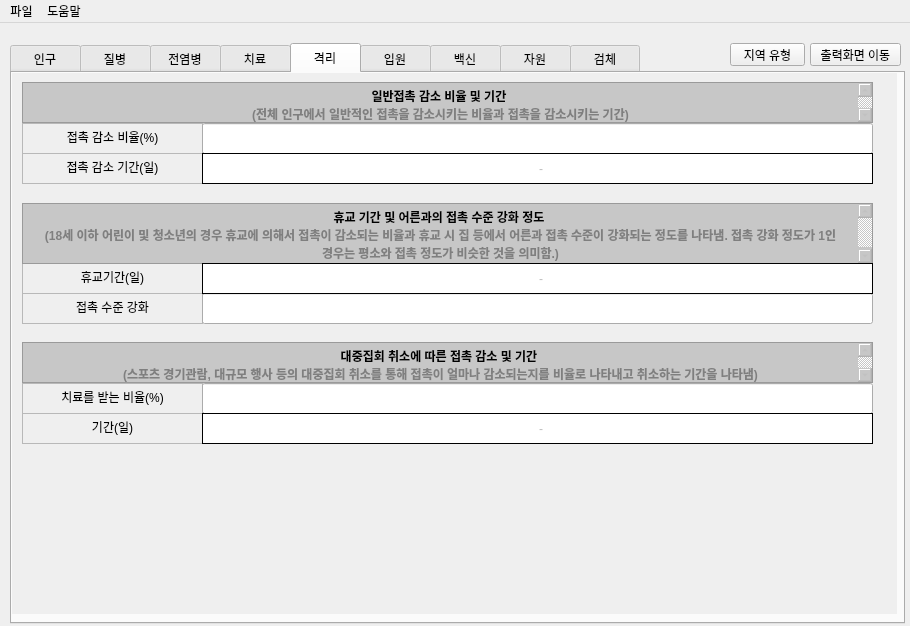
First picture: the form in KFLU/mainwindow.ui, repository Jooss287/K-Flu, before the edit.
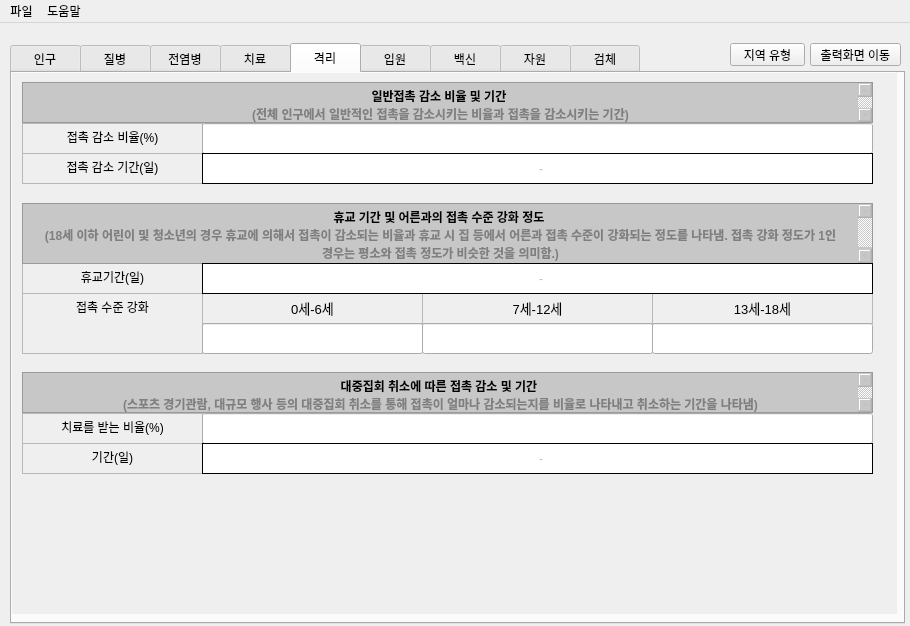
Second picture: the form after the edit. The open tabs and pages were chosen to show the change. Custom widgets are drawn as their Qt base class.

Patch:
```diff
--- a/KFLU/mainwindow.ui
+++ b/KFLU/mainwindow.ui
@@ -1388,7 +1388,6 @@
       <zorder>input_Age65toEnd</zorder>
       <zorder>input_AbsentRatio7to12</zorder>
       <zorder>input_AbsentRatio13to18</zorder>
-      <zorder>csvWidget</zorder>
      </widget>
      <widget class="QWidget" name="tab_2">
       <property name="autoFillBackground">
@@ -3832,7 +3831,7 @@
            <x>10</x>
            <y>220</y>
            <width>181</width>
-           <height>31</height>
+           <height>61</height>
           </rect>
          </property>
          <property name="html">
@@ -3850,7 +3849,7 @@
          <property name="geometry">
           <rect>
            <x>10</x>
-           <y>310</y>
+           <y>340</y>
            <width>181</width>
            <height>31</height>
           </rect>
@@ -3870,7 +3869,7 @@
          <property name="geometry">
           <rect>
            <x>10</x>
-           <y>340</y>
+           <y>370</y>
            <width>181</width>
            <height>31</height>
           </rect>
@@ -3890,7 +3889,7 @@
          <property name="geometry">
           <rect>
            <x>10</x>
-           <y>269</y>
+           <y>299</y>
            <width>851</width>
            <height>41</height>
           </rect>
@@ -3946,12 +3945,12 @@
           <set>Qt::AlignCenter</set>
          </property>
         </widget>
-        <widget class="QLineEdit" name="input_SchoolCloseContact">
+        <widget class="QLineEdit" name="input_SchoolCloseContact0to6">
          <property name="geometry">
           <rect>
            <x>190</x>
-           <y>220</y>
-           <width>671</width>
+           <y>250</y>
+           <width>221</width>
            <height>31</height>
           </rect>
          </property>
@@ -3969,7 +3968,7 @@
          <property name="geometry">
           <rect>
            <x>190</x>
-           <y>310</y>
+           <y>340</y>
            <width>671</width>
            <height>31</height>
           </rect>
@@ -4152,7 +4151,7 @@
          <property name="geometry">
           <rect>
            <x>190</x>
-           <y>340</y>
+           <y>370</y>
            <width>671</width>
            <height>31</height>
           </rect>
@@ -4230,6 +4229,124 @@
           </property>
          </widget>
         </widget>
+        <widget class="QTextEdit" name="textEdit_24">
+         <property name="enabled">
+          <bool>false</bool>
+         </property>
+         <property name="geometry">
+          <rect>
+           <x>190</x>
+           <y>220</y>
+           <width>221</width>
+           <height>31</height>
+          </rect>
+         </property>
+         <property name="html">
+          <string>&lt;!DOCTYPE HTML PUBLIC &quot;-//W3C//DTD HTML 4.0//EN&quot; &quot;http://www.w3.org/TR/REC-html40/strict.dtd&quot;&gt;
+&lt;html&gt;&lt;head&gt;&lt;meta name=&quot;qrichtext&quot; content=&quot;1&quot; /&gt;&lt;style type=&quot;text/css&quot;&gt;
+p, li { white-space: pre-wrap; }
+&lt;/style&gt;&lt;/head&gt;&lt;body style=&quot; font-family:'맑은 고딕'; font-size:8.25pt; font-weight:400; font-style:normal;&quot;&gt;
+&lt;p align=&quot;center&quot; style=&quot; margin-top:0px; margin-bottom:0px; margin-left:0px; margin-right:0px; -qt-block-indent:0; text-indent:0px;&quot;&gt;&lt;span style=&quot; font-size:10pt; color:#000000;&quot;&gt;0세-6세&lt;/span&gt;&lt;/p&gt;&lt;/body&gt;&lt;/html&gt;</string>
+         </property>
+        </widget>
+        <widget class="QTextEdit" name="textEdit_27">
+         <property name="enabled">
+          <bool>false</bool>
+         </property>
+         <property name="geometry">
+          <rect>
+           <x>410</x>
+           <y>220</y>
+           <width>231</width>
+           <height>31</height>
+          </rect>
+         </property>
+         <property name="html">
+          <string>&lt;!DOCTYPE HTML PUBLIC &quot;-//W3C//DTD HTML 4.0//EN&quot; &quot;http://www.w3.org/TR/REC-html40/strict.dtd&quot;&gt;
+&lt;html&gt;&lt;head&gt;&lt;meta name=&quot;qrichtext&quot; content=&quot;1&quot; /&gt;&lt;style type=&quot;text/css&quot;&gt;
+p, li { white-space: pre-wrap; }
+&lt;/style&gt;&lt;/head&gt;&lt;body style=&quot; font-family:'맑은 고딕'; font-size:8.25pt; font-weight:400; font-style:normal;&quot;&gt;
+&lt;p align=&quot;center&quot; style=&quot; margin-top:0px; margin-bottom:0px; margin-left:0px; margin-right:0px; -qt-block-indent:0; text-indent:0px;&quot;&gt;&lt;span style=&quot; font-size:10pt; color:#000000;&quot;&gt;7세-12세&lt;/span&gt;&lt;/p&gt;&lt;/body&gt;&lt;/html&gt;</string>
+         </property>
+        </widget>
+        <widget class="QTextEdit" name="textEdit_29">
+         <property name="enabled">
+          <bool>false</bool>
+         </property>
+         <property name="geometry">
+          <rect>
+           <x>640</x>
+           <y>220</y>
+           <width>221</width>
+           <height>31</height>
+          </rect>
+         </property>
+         <property name="html">
+          <string>&lt;!DOCTYPE HTML PUBLIC &quot;-//W3C//DTD HTML 4.0//EN&quot; &quot;http://www.w3.org/TR/REC-html40/strict.dtd&quot;&gt;
+&lt;html&gt;&lt;head&gt;&lt;meta name=&quot;qrichtext&quot; content=&quot;1&quot; /&gt;&lt;style type=&quot;text/css&quot;&gt;
+p, li { white-space: pre-wrap; }
+&lt;/style&gt;&lt;/head&gt;&lt;body style=&quot; font-family:'맑은 고딕'; font-size:8.25pt; font-weight:400; font-style:normal;&quot;&gt;
+&lt;p align=&quot;center&quot; style=&quot; margin-top:0px; margin-bottom:0px; margin-left:0px; margin-right:0px; -qt-block-indent:0; text-indent:0px;&quot;&gt;&lt;span style=&quot; font-size:10pt; color:#000000;&quot;&gt;13세-18세&lt;/span&gt;&lt;/p&gt;&lt;/body&gt;&lt;/html&gt;</string>
+         </property>
+        </widget>
+        <widget class="QLineEdit" name="input_SchoolCloseContact7to12">
+         <property name="geometry">
+          <rect>
+           <x>410</x>
+           <y>250</y>
+           <width>231</width>
+           <height>31</height>
+          </rect>
+         </property>
+         <property name="text">
+          <string/>
+         </property>
+         <property name="maxLength">
+          <number>20</number>
+         </property>
+         <property name="alignment">
+          <set>Qt::AlignCenter</set>
+         </property>
+        </widget>
+        <widget class="QLineEdit" name="input_SchoolCloseContact13to18">
+         <property name="geometry">
+          <rect>
+           <x>640</x>
+           <y>250</y>
+           <width>221</width>
+           <height>31</height>
+          </rect>
+         </property>
+         <property name="text">
+          <string/>
+         </property>
+         <property name="maxLength">
+          <number>20</number>
+         </property>
+         <property name="alignment">
+          <set>Qt::AlignCenter</set>
+         </property>
+        </widget>
+        <zorder>textEdit_144</zorder>
+        <zorder>textEdit_145</zorder>
+        <zorder>textEdit_147</zorder>
+        <zorder>textEdit_148</zorder>
+        <zorder>textEdit_162</zorder>
+        <zorder>textEdit_168</zorder>
+        <zorder>textEdit_169</zorder>
+        <zorder>textEdit_170</zorder>
+        <zorder>textEdit_178</zorder>
+        <zorder>input_contactReduct</zorder>
+        <zorder>input_gatheringCancel</zorder>
+        <zorder>widget_4</zorder>
+        <zorder>widget_7</zorder>
+        <zorder>textEdit_24</zorder>
+        <zorder>textEdit_27</zorder>
+        <zorder>textEdit_29</zorder>
+        <zorder>widget_6</zorder>
+        <zorder>input_SchoolCloseContact0to6</zorder>
+        <zorder>input_SchoolCloseContact7to12</zorder>
+        <zorder>input_SchoolCloseContact13to18</zorder>
        </widget>
       </widget>
      </widget>
@@ -5601,6 +5718,8 @@
         </rect>
        </property>
       </widget>
+      <zorder>customPlot_specimen</zorder>
+      <zorder>specimenTable</zorder>
      </widget>
      <widget class="QWidget" name="tab_13">
       <attribute name="title">
@@ -5681,6 +5800,8 @@
         </rect>
        </property>
       </widget>
+      <zorder>customPlot_cumulative</zorder>
+      <zorder>cumulativeTable</zorder>
      </widget>
     </widget>
     <widget class="QPushButton" name="inputPageBtn">
@@ -5993,7 +6114,7 @@
        <string>&lt;html&gt;&lt;head/&gt;&lt;body&gt;&lt;p align=&quot;center&quot;&gt;&lt;span style=&quot; font-size:12pt; font-weight:600;&quot;&gt;JPG 파일로 변환할 결과물을 선택하세요&lt;/span&gt;&lt;/p&gt;&lt;/body&gt;&lt;/html&gt;</string>
       </property>
      </widget>
-     <widget class="QPushButton" name="areaSubmit_3">
+     <widget class="QPushButton" name="jpgSubmit">
       <property name="geometry">
        <rect>
         <x>730</x>
@@ -6153,7 +6274,7 @@
        <string>&lt;html&gt;&lt;head/&gt;&lt;body&gt;&lt;p align=&quot;center&quot;&gt;&lt;span style=&quot; font-size:12pt; font-weight:600;&quot;&gt;CSV 파일로 변환할 결과물을 선택하세요&lt;/span&gt;&lt;/p&gt;&lt;/body&gt;&lt;/html&gt;</string>
       </property>
      </widget>
-     <widget class="QPushButton" name="areaSubmit_4">
+     <widget class="QPushButton" name="csvSubmit">
       <property name="geometry">
        <rect>
         <x>730</x>
```
